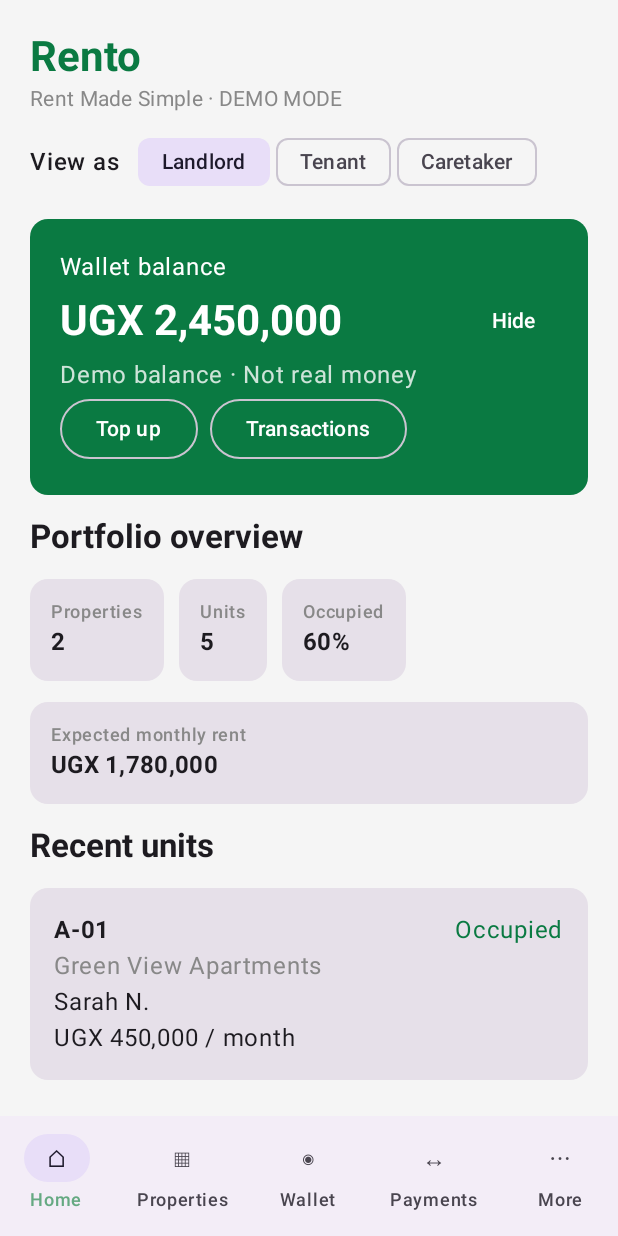
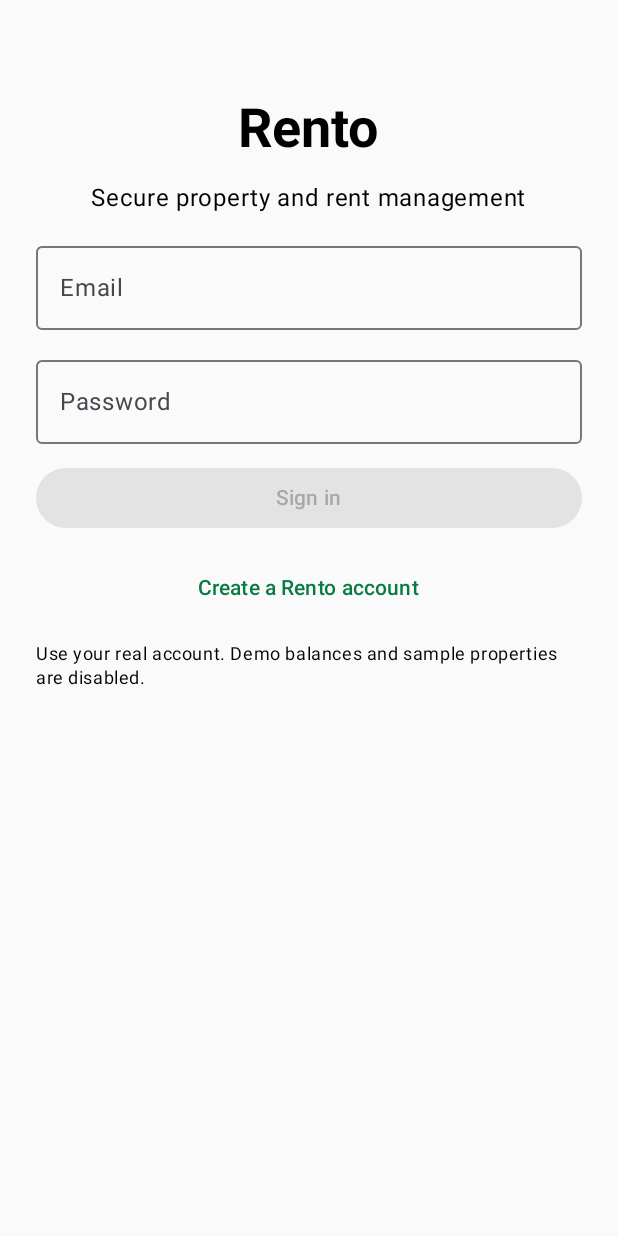
Before and after one commit to bedober/Rento, an Android app built with Jetpack Compose: the screen it shows after launch (MainActivity), on a phone screen of 412 x 824 dp. Run offline under Robolectric (Android 15) with nearby library versions, the phone set to English and light mode, and no system bars; our stand-ins replace Dagger/Hilt's generated code, Firebase (no records; nobody signed in at launch, a user with empty details on screens opened directly); 1 statement that could not run was skipped.

Commit message:
Replace demo dashboard with Firebase-backed production sign-in

```diff
--- a/app/src/main/java/com/bedober/rento/MainActivity.kt
+++ b/app/src/main/java/com/bedober/rento/MainActivity.kt
@@ -4,130 +4,129 @@ import android.os.Bundle
 import androidx.activity.ComponentActivity
 import androidx.activity.compose.setContent
 import androidx.compose.foundation.layout.*
-import androidx.compose.foundation.lazy.LazyColumn
-import androidx.compose.foundation.lazy.items
+import androidx.compose.foundation.rememberScrollState
+import androidx.compose.foundation.verticalScroll
 import androidx.compose.material3.*
 import androidx.compose.runtime.*
 import androidx.compose.ui.Alignment
 import androidx.compose.ui.Modifier
-import androidx.compose.ui.graphics.Color
 import androidx.compose.ui.text.font.FontWeight
+import androidx.compose.ui.text.input.PasswordVisualTransformation
 import androidx.compose.ui.unit.dp
-
-private val RentoGreen = Color(0xFF0A7A42)
-
-data class UnitCard(val number: String, val property: String, val rent: Long, val tenant: String, val status: String)
+import com.google.firebase.auth.FirebaseAuth
+import com.google.firebase.firestore.FirebaseFirestore
+import com.google.firebase.functions.FirebaseFunctions
+import kotlinx.coroutines.launch
+import kotlinx.coroutines.tasks.await
 
 class MainActivity : ComponentActivity() {
     override fun onCreate(savedInstanceState: Bundle?) {
         super.onCreate(savedInstanceState)
-        setContent { RentoTheme { RentoApp() } }
+        setContent { MaterialTheme(colorScheme = lightColorScheme(primary = androidx.compose.ui.graphics.Color(0xFF087A43))) { ProductionRentoApp() } }
     }
 }
 
 @Composable
-private fun RentoTheme(content: @Composable () -> Unit) {
-    MaterialTheme(colorScheme = lightColorScheme(primary = RentoGreen, secondary = Color(0xFF65A982), background = Color(0xFFF5F5F5)), content = content)
-}
+private fun ProductionRentoApp() {
+    val auth = remember { FirebaseAuth.getInstance() }
+    val db = remember { FirebaseFirestore.getInstance() }
+    val functions = remember { FirebaseFunctions.getInstance() }
+    var currentUser by remember { mutableStateOf(auth.currentUser) }
+    var email by remember { mutableStateOf("") }
+    var password by remember { mutableStateOf("") }
+    var name by remember { mutableStateOf("") }
+    var phone by remember { mutableStateOf("") }
+    var register by remember { mutableStateOf(false) }
+    var role by remember { mutableStateOf("") }
+    var balance by remember { mutableStateOf<Long?>(null) }
+    var status by remember { mutableStateOf("") }
+    var busy by remember { mutableStateOf(false) }
+    val scope = rememberCoroutineScope()
 
-@Composable
-private fun RentoApp() {
-    var role by remember { mutableStateOf("Landlord") }
-    var tab by remember { mutableStateOf("Home") }
-    var showBalance by remember { mutableStateOf(true) }
-    val units = remember { listOf(
-        UnitCard("A-01", "Green View Apartments", 450000, "Sarah N.", "Occupied"),
-        UnitCard("A-02", "Green View Apartments", 450000, "David K.", "Occupied"),
-        UnitCard("B-01", "Green View Apartments", 520000, "Vacant", "Vacant"),
-        UnitCard("H-01", "Rento Hostel", 180000, "Mary A.", "Occupied"),
-        UnitCard("H-02", "Rento Hostel", 180000, "Vacant", "Vacant")
-    ) }
-    Scaffold(bottomBar = {
-        NavigationBar {
-            listOf("Home", "Properties", "Wallet", "Payments", "More").forEach { destination ->
-                NavigationBarItem(selected = tab == destination, onClick = { tab = destination },
-                    icon = { Text(when(destination) { "Home" -> "⌂"; "Properties" -> "▦"; "Wallet" -> "◉"; "Payments" -> "↔"; else -> "⋯" }) },
-                    label = { Text(destination) })
+    DisposableEffect(auth) {
+        val listener = FirebaseAuth.AuthStateListener { currentUser = it.currentUser }
+        auth.addAuthStateListener(listener)
+        onDispose { auth.removeAuthStateListener(listener) }
+    }
+    LaunchedEffect(currentUser?.uid) {
+        val uid = currentUser?.uid ?: return@LaunchedEffect
+        val profile = db.collection("users").document(uid)
+        val registration = profile.addSnapshotListener { snap, error ->
+            if (error != null) status = error.localizedMessage ?: "Unable to load profile"
+            role = snap?.getString("role") ?: "UNSELECTED"
+        }
+        val wallet = db.collection("wallets").document(uid)
+        val walletRegistration = wallet.addSnapshotListener { snap, _ ->
+            balance = snap?.getLong("balanceUgx") ?: 0L
+        }
+        // Listeners are released when the signed-in account changes.
+        awaitDispose { registration.remove(); walletRegistration.remove() }
+    }
+
+    fun runTask(task: suspend () -> Unit) {
+        if (busy) return
+        scope.launch {
+            busy = true
+            status = ""
+            try { task() } catch (e: Exception) { status = e.localizedMessage ?: "Request failed" }
+            finally { busy = false }
+        }
+    }
+
+    if (currentUser == null) {
+        Column(Modifier.fillMaxSize().verticalScroll(rememberScrollState()).padding(24.dp), verticalArrangement = Arrangement.spacedBy(12.dp), horizontalAlignment = Alignment.CenterHorizontally) {
+            Spacer(Modifier.height(28.dp))
+            Text("Rento", style = MaterialTheme.typography.displaySmall, fontWeight = FontWeight.Bold)
+            Text("Secure property and rent management")
+            if (register) {
+                OutlinedTextField(name, { name = it }, label = { Text("Full name") }, modifier = Modifier.fillMaxWidth())
+                OutlinedTextField(phone, { phone = it }, label = { Text("Phone (+256...)") }, modifier = Modifier.fillMaxWidth())
             }
+            OutlinedTextField(email, { email = it }, label = { Text("Email") }, modifier = Modifier.fillMaxWidth())
+            OutlinedTextField(password, { password = it }, label = { Text("Password") }, visualTransformation = PasswordVisualTransformation(), modifier = Modifier.fillMaxWidth())
+            Button(enabled = !busy && email.isNotBlank() && password.length >= 6 && (!register || (name.isNotBlank() && phone.isNotBlank())), onClick = {
+                runTask {
+                    if (register) {
+                        val result = auth.createUserWithEmailAndPassword(email.trim(), password).await()
+                        val uid = requireNotNull(result.user).uid
+                        db.collection("users").document(uid).set(mapOf("uid" to uid, "name" to name.trim(), "email" to email.trim(), "phone" to phone.trim(), "role" to "UNSELECTED", "createdAt" to System.currentTimeMillis())).await()
+                    } else auth.signInWithEmailAndPassword(email.trim(), password).await()
+                }
+            }, modifier = Modifier.fillMaxWidth()) { Text(if (busy) "Please wait…" else if (register) "Create account" else "Sign in") }
+            TextButton(onClick = { register = !register; status = "" }) { Text(if (register) "Already registered? Sign in" else "Create a Rento account") }
+            Text("Use your real account. Demo balances and sample properties are disabled.", style = MaterialTheme.typography.bodySmall)
+            if (status.isNotBlank()) Text(status, color = MaterialTheme.colorScheme.error)
         }
-    }) { padding ->
-        LazyColumn(Modifier.fillMaxSize().padding(padding).padding(20.dp), verticalArrangement = Arrangement.spacedBy(14.dp)) {
-            item {
-                Text("Rento", style = MaterialTheme.typography.headlineMedium, fontWeight = FontWeight.Bold, color = RentoGreen)
-                Text("Rent Made Simple · DEMO MODE", style = MaterialTheme.typography.bodyMedium, color = Color.Gray)
-                Spacer(Modifier.height(8.dp))
-                Row(verticalAlignment = Alignment.CenterVertically) {
-                    Text("View as", fontWeight = FontWeight.SemiBold)
-                    Spacer(Modifier.width(12.dp))
-                    listOf("Landlord", "Tenant", "Caretaker").forEach { selectedRole ->
-                        FilterChip(selected = role == selectedRole, onClick = { role = selectedRole }, label = { Text(selectedRole) }, modifier = Modifier.padding(end = 4.dp))
-                    }
+    } else if (role == "UNSELECTED" || role.isBlank()) {
+        Column(Modifier.fillMaxSize().padding(24.dp), verticalArrangement = Arrangement.Center, horizontalAlignment = Alignment.CenterHorizontally) {
+            Text("Choose your account type", style = MaterialTheme.typography.headlineSmall, fontWeight = FontWeight.Bold)
+            Text("This choice is saved securely and cannot be changed from the app.")
+            Spacer(Modifier.height(16.dp))
+            Button(enabled = !busy, onClick = { runTask { functions.getHttpsCallable("selectUserRole").call(mapOf("role" to "LANDLORD")).await() } }, modifier = Modifier.fillMaxWidth()) { Text("I am a landlord") }
+            OutlinedButton(enabled = !busy, onClick = { runTask { functions.getHttpsCallable("selectUserRole").call(mapOf("role" to "TENANT")).await() } }, modifier = Modifier.fillMaxWidth()) { Text("I am a tenant") }
+            Text("Caretaker accounts require administrator approval.", style = MaterialTheme.typography.bodySmall)
+            TextButton(onClick = { auth.signOut() }) { Text("Sign out") }
+            if (status.isNotBlank()) Text(status, color = MaterialTheme.colorScheme.error)
+        }
+    } else {
+        Column(Modifier.fillMaxSize().verticalScroll(rememberScrollState()).padding(20.dp), verticalArrangement = Arrangement.spacedBy(16.dp)) {
+            Row(verticalAlignment = Alignment.CenterVertically) {
+                Column(Modifier.weight(1f)) {
+                    Text("Rento", style = MaterialTheme.typography.headlineMedium, fontWeight = FontWeight.Bold)
+                    Text(currentUser?.email ?: "", style = MaterialTheme.typography.bodySmall)
+                }
+                TextButton(onClick = { auth.signOut() }) { Text("Sign out") }
+            }
+            Card(Modifier.fillMaxWidth()) {
+                Column(Modifier.padding(20.dp)) {
+                    Text("Available wallet balance", style = MaterialTheme.typography.titleMedium)
+                    Text(balance?.let { "UGX " + "%,d".format(it) } ?: "Loading…", style = MaterialTheme.typography.headlineMedium, fontWeight = FontWeight.Bold)
+                    Text("Live server balance · UGX", style = MaterialTheme.typography.bodySmall)
                 }
             }
-            when (tab) {
-                "Home", "Wallet" -> {
-                    item {
-                        Card(colors = CardDefaults.cardColors(containerColor = RentoGreen), modifier = Modifier.fillMaxWidth()) {
-                            Column(Modifier.padding(20.dp)) {
-                                Text(if (role == "Tenant") "My wallet" else "Wallet balance", color = Color.White)
-                                Row(verticalAlignment = Alignment.CenterVertically) {
-                                    Text(if (showBalance) "UGX 2,450,000" else "UGX ••••••", color = Color.White, style = MaterialTheme.typography.headlineMedium, fontWeight = FontWeight.Bold)
-                                    Spacer(Modifier.weight(1f))
-                                    TextButton(onClick = { showBalance = !showBalance }) { Text(if (showBalance) "Hide" else "Show", color = Color.White) }
-                                }
-                                Text("Demo balance · Not real money", color = Color.White.copy(alpha = .8f))
-                                Row(horizontalArrangement = Arrangement.spacedBy(8.dp)) {
-                                    OutlinedButton(onClick = { tab = "Wallet" }) { Text("Top up", color = Color.White) }
-                                    OutlinedButton(onClick = { tab = "Payments" }) { Text("Transactions", color = Color.White) }
-                                }
-                            }
-                        }
-                    }
-                    item { Text(if (role == "Tenant") "My rent" else "Portfolio overview", style = MaterialTheme.typography.titleLarge, fontWeight = FontWeight.Bold) }
-                    item {
-                        Row(horizontalArrangement = Arrangement.spacedBy(10.dp)) {
-                            Metric("Properties", "2")
-                            Metric("Units", "5")
-                            Metric("Occupied", "60%")
-                        }
-                    }
-                    item { Metric("Expected monthly rent", "UGX 1,780,000", Modifier.fillMaxWidth()) }
-                    item { Text("Recent units", style = MaterialTheme.typography.titleLarge, fontWeight = FontWeight.Bold) }
-                    items(units) { unit ->
-                        Card(Modifier.fillMaxWidth()) {
-                            Column(Modifier.padding(16.dp)) {
-                                Row { Text(unit.number, fontWeight = FontWeight.Bold); Spacer(Modifier.weight(1f)); Text(unit.status, color = if (unit.status == "Occupied") RentoGreen else Color.Gray) }
-                                Text(unit.property, color = Color.Gray)
-                                Text(unit.tenant)
-                                Text("UGX " + "%,d".format(unit.rent) + " / month")
-                            }
-                        }
-                    }
-                }
-                "Properties" -> {
-                    item { Text("Properties & units", style = MaterialTheme.typography.headlineSmall, fontWeight = FontWeight.Bold) }
-                    item { Button(onClick = { }) { Text("＋ Add property") } }
-                    items(units) { unit ->
-                        Card { Column(Modifier.padding(16.dp)) { Text("${unit.property} · ${unit.number}", fontWeight = FontWeight.Bold); Text("${unit.status} · UGX ${"%,d".format(unit.rent)}") } }
-                    }
-                }
-                "Payments" -> {
-                    item { Text("Rent payments", style = MaterialTheme.typography.headlineSmall, fontWeight = FontWeight.Bold) }
-                    item { Text("No live payments in demo. Connect Firebase and Pesapal sandbox to test transactions.") }
-                    item { Button(onClick = { }) { Text("Pay rent (demo flow)") } }
-                }
-                else -> {
-                    item { Text("More", style = MaterialTheme.typography.headlineSmall, fontWeight = FontWeight.Bold) }
-                    items(listOf("Tenants", "Maintenance", "Announcements & chat", "Reports", "Profile & KYC", "Settings")) { entry ->
-                        ListItem(headlineContent = { Text(entry) }, trailingContent = { Text("›") })
-                    }
-                }
-            }
+            Text(if (role == "LANDLORD") "Landlord workspace" else "Tenant workspace", style = MaterialTheme.typography.titleLarge, fontWeight = FontWeight.Bold)
+            Text("Your account is connected to Rento services. Property, lease, invoice and payment actions are enabled only when their server workflows are deployed and authorized.")
+            if (status.isNotBlank()) Text(status, color = MaterialTheme.colorScheme.error)
         }
     }
 }
-
-@Composable
-private fun Metric(label: String, value: String, modifier: Modifier = Modifier) {
-    Card(modifier) { Column(Modifier.padding(14.dp)) { Text(label, color = Color.Gray, style = MaterialTheme.typography.labelMedium); Text(value, fontWeight = FontWeight.Bold, style = MaterialTheme.typography.titleMedium) } }
-}
```
